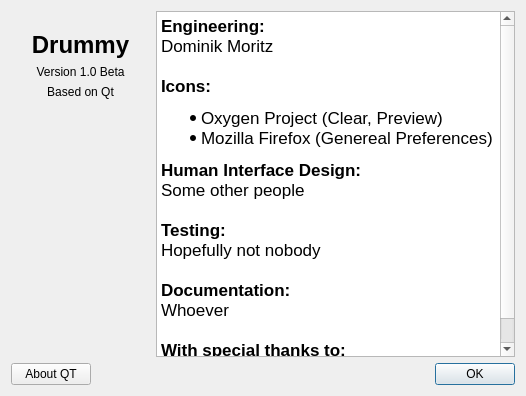
domoritz/drummy, file about.ui: the form before one commit.
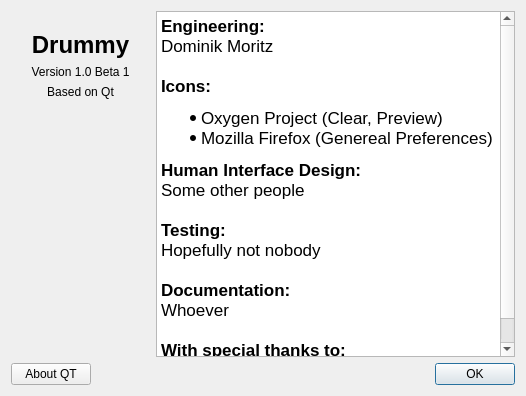
The form after the commit. Icons and pictures are not drawn.

Patch:
```diff
--- a/about.ui
+++ b/about.ui
@@ -62,7 +62,7 @@
      <item>
       <widget class="QLabel" name="label_2">
        <property name="text">
-        <string>Version 1.0 Beta</string>
+        <string>Version 1.0 Beta 1</string>
        </property>
        <property name="alignment">
         <set>Qt::AlignCenter</set>
```
